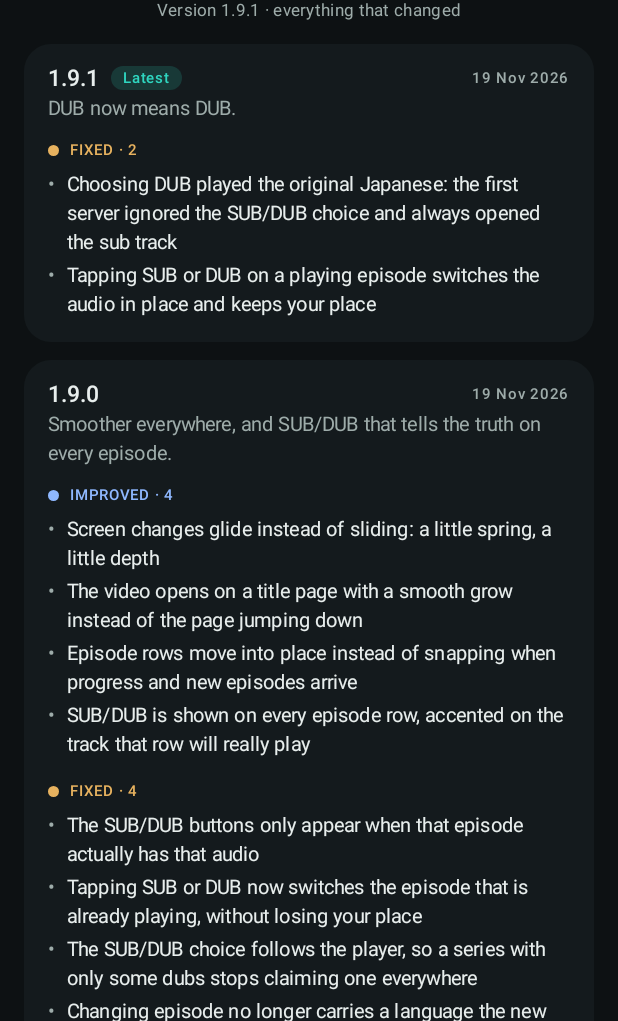
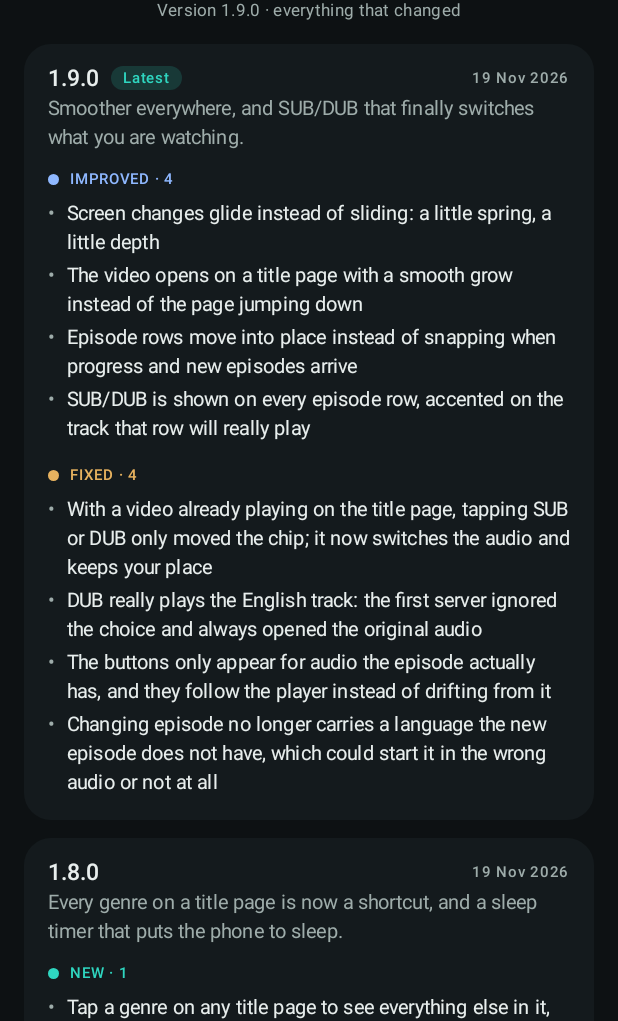
Before and after one commit to 1HP2DIE/Dr-Animo, an Android app built with Jetpack Compose: the ChangelogScreen screen opened through its navigation route, on a phone screen of 412 x 824 dp, the part 215-1236 px from its top. Run offline under Robolectric (Android 15) with nearby library versions, the phone set to English and light mode, and no system bars; our stand-ins replace Room's generated code.

Commit message:
chore(release): fold every 1.9 fix into 1.9.0
1.9.0 is the only release after 1.8.0, so the work done after its tag belongs in
the same version rather than in numbers nobody shipped. The notes are merged into
one 1.9.0 entry.

```diff
--- a/app/build.gradle.kts
+++ b/app/build.gradle.kts
@@ -129,8 +129,8 @@ android {
         applicationId = "com.animo.app"
         minSdk = 24
         targetSdk = 35
-        versionCode = 12
-        versionName = "1.9.1"
+        versionCode = 11
+        versionName = "1.9.0"
 
         // No endpoint ever reaches BuildConfig: every host is resolved from the encrypted
         // provider vault at runtime (see ProviderVault), so a string dump of the APK or a
--- a/app/src/main/java/com/animo/app/ui/changelog/Changelog.kt
+++ b/app/src/main/java/com/animo/app/ui/changelog/Changelog.kt
@@ -28,26 +28,17 @@ object Changelog {
 
     val releases: List<Release> = listOf(
         Release(
-            version = "1.9.1",
-            date = "19 Nov 2026",
-            headline = "DUB now means DUB.",
-            changes = listOf(
-                Change(ChangeKind.FIXED, "Choosing DUB played the original Japanese: the first server ignored the SUB/DUB choice and always opened the sub track"),
-                Change(ChangeKind.FIXED, "Tapping SUB or DUB on a playing episode switches the audio in place and keeps your place"),
-            ),
-        ),
-        Release(
             version = "1.9.0",
             date = "19 Nov 2026",
-            headline = "Smoother everywhere, and SUB/DUB that tells the truth on every episode.",
+            headline = "Smoother everywhere, and SUB/DUB that finally switches what you are watching.",
             changes = listOf(
                 Change(ChangeKind.IMPROVED, "Screen changes glide instead of sliding: a little spring, a little depth"),
                 Change(ChangeKind.IMPROVED, "The video opens on a title page with a smooth grow instead of the page jumping down"),
                 Change(ChangeKind.IMPROVED, "Episode rows move into place instead of snapping when progress and new episodes arrive"),
                 Change(ChangeKind.IMPROVED, "SUB/DUB is shown on every episode row, accented on the track that row will really play"),
-                Change(ChangeKind.FIXED, "The SUB/DUB buttons only appear when that episode actually has that audio"),
-                Change(ChangeKind.FIXED, "Tapping SUB or DUB now switches the episode that is already playing, without losing your place"),
-                Change(ChangeKind.FIXED, "The SUB/DUB choice follows the player, so a series with only some dubs stops claiming one everywhere"),
+                Change(ChangeKind.FIXED, "With a video already playing on the title page, tapping SUB or DUB only moved the chip; it now switches the audio and keeps your place"),
+                Change(ChangeKind.FIXED, "DUB really plays the English track: the first server ignored the choice and always opened the original audio"),
+                Change(ChangeKind.FIXED, "The buttons only appear for audio the episode actually has, and they follow the player instead of drifting from it"),
                 Change(ChangeKind.FIXED, "Changing episode no longer carries a language the new episode does not have, which could start it in the wrong audio or not at all"),
             ),
         ),
```
